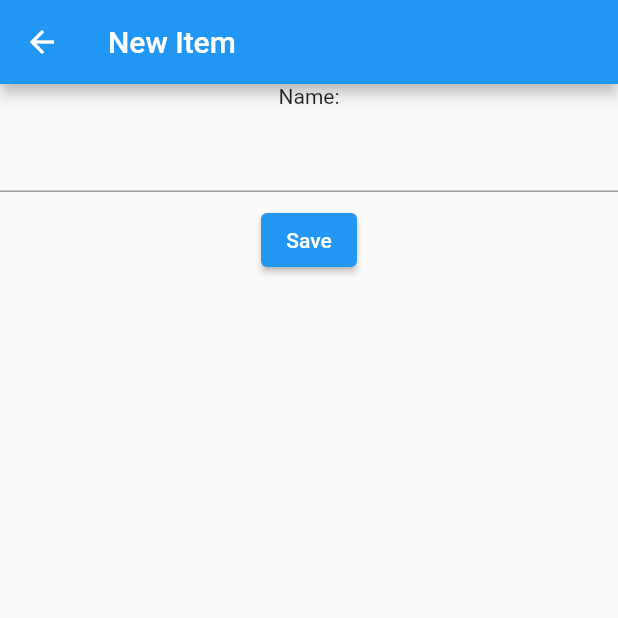
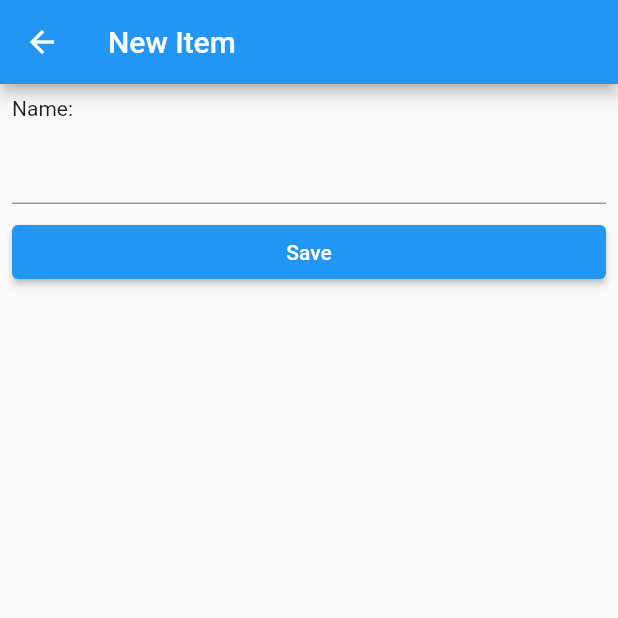
Before and after one commit to teerasej/flutter_3_firebase_firestore, a Flutter app: the NewItemPage screen opened by its route, on a phone screen of 412 x 824 dp, the top half of it. Run offline on Flutter 3.47's test engine with Material 2 defaults, Android fonts, the phone set to English and light mode, and no system bars.

Commit message:
beautified the layout

```diff
--- a/lib/pages/new_item_page.dart
+++ b/lib/pages/new_item_page.dart
@@ -14,7 +14,10 @@ class NewItemPage extends StatelessWidget {
       ),
       body: Form(
         key: _formKey,
+        child: Padding(
+          padding: const EdgeInsets.all(8.0),
           child: Column(
+            crossAxisAlignment: CrossAxisAlignment.start,
             children: [
               Text('Name:'),
               SizedBox(
@@ -35,7 +38,9 @@ class NewItemPage extends StatelessWidget {
               SizedBox(
                 height: 8,
               ),
-            ElevatedButton(
+              SizedBox(
+                width: double.infinity,
+                child: ElevatedButton(
                   onPressed: () {
                     if (_formKey.currentState!.validate()) {
                       _formKey.currentState!.save();
@@ -43,7 +48,9 @@ class NewItemPage extends StatelessWidget {
                   },
                   child: Text('Save'),
                 ),
+              ),
             ],
+          ),
         ),
       ),
     );
```
Lines whose indentation alone changed are shown as unchanged.
